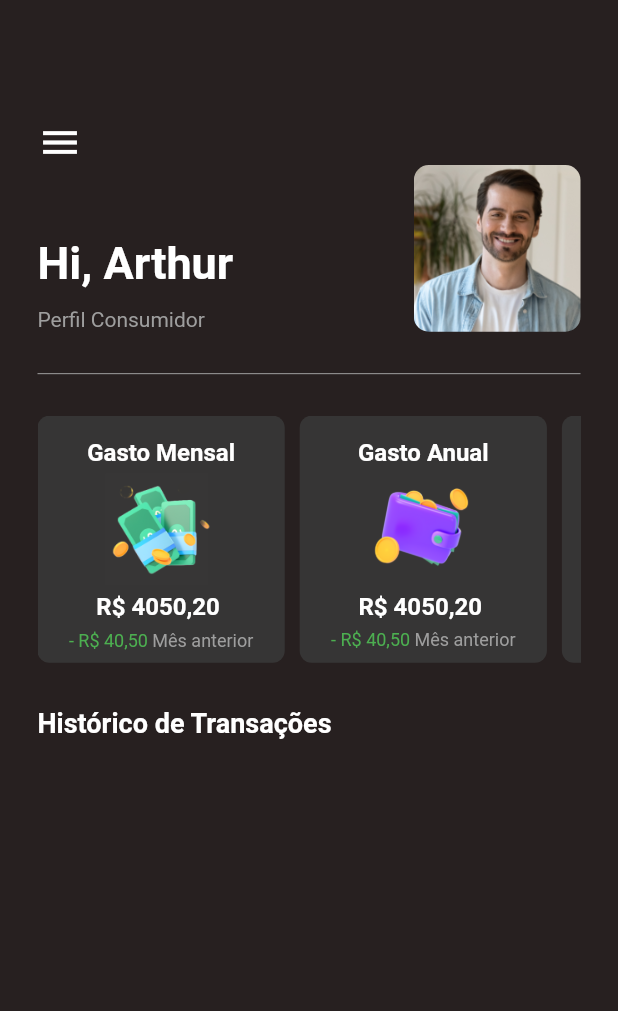
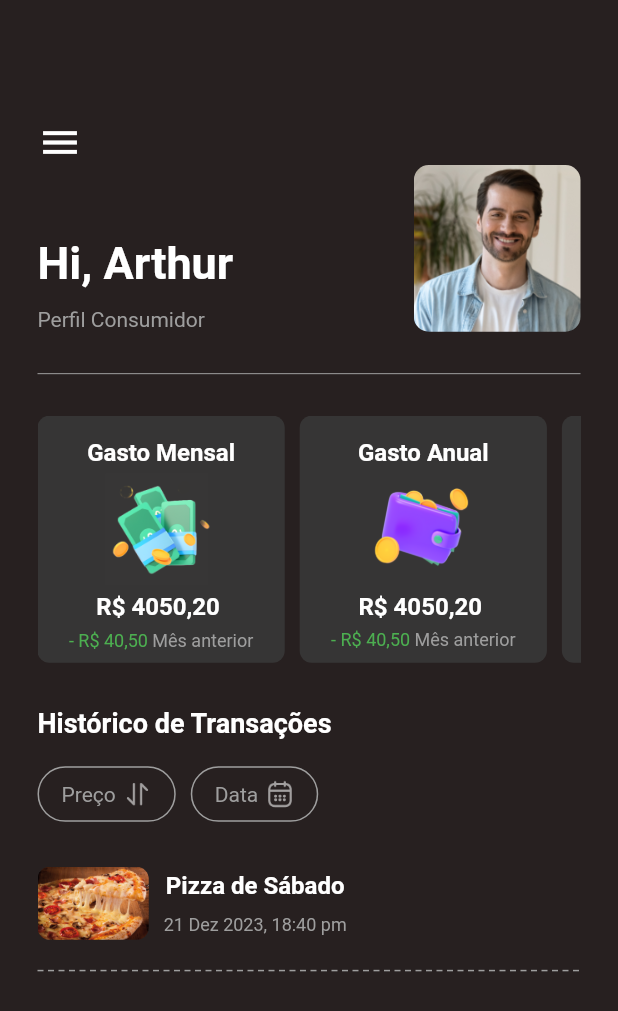
Before and after one commit to JonhMatheus/app-finance, a Flutter app: the HomePage screen opened directly, on a phone screen of 412 x 824 dp. Shown: the top 1011 px of the screen. Run offline on Flutter 3.47's test engine with Material 2 defaults, Android fonts, the phone set to English and light mode, and no system bars; drawn by our look-alikes of dotted_line; our stand-ins replace flutter_modular, webview_flutter.

Commit message:
filtros e historico

```diff
--- a/lib/modules/home/home_page.dart
+++ b/lib/modules/home/home_page.dart
@@ -1,4 +1,6 @@
+import 'package:app_finance/modules/home/widgets/itens_widget.dart';
 import 'package:app_finance/shared/themes.dart';
+import 'package:dotted_line/dotted_line.dart';
 import 'package:flutter/material.dart';
 
 class HomePage extends StatefulWidget {
@@ -161,12 +163,50 @@ class _HomePageState extends State<HomePage> {
               fontWeight: FontWeight.bold,
             )),
         const SizedBox(
+          height: 18,
+        ),
+        Row(
+          children: [
+            _buildFiltros('Preço', 'assets/icons/arrow.png'),
+            const SizedBox(width: 10),
+            _buildFiltros('Data', 'assets/icons/calendar.png'),
+          ],
+        ),
+        const ItensWidget(
+            titulo: 'Pizza de Sábado', data: '21 Dez 2023, 18:40 pm'),
+        const SizedBox(
           height: 20,
         ),
-        Row(
-          children: const [],
-        )
+        const DottedLine(
+          dashColor: Themes.corBrancoClaro,
+          dashGapLength: 3,
+          lineThickness: 1,
+        ),
       ],
     );
   }
+
+  Widget _buildFiltros(String titulo, String assetURL) {
+    return Container(
+      padding: const EdgeInsets.fromLTRB(15, 8, 15, 8),
+      decoration: BoxDecoration(
+        borderRadius: BorderRadius.circular(20),
+        border: Border.all(color: Themes.corBrancoClaro),
+      ),
+      child: Row(children: [
+        Text(
+          titulo,
+          style: const TextStyle(
+            color: Themes.corBrancoClaro,
+            fontSize: 14,
+          ),
+        ),
+        const SizedBox(width: 5),
+        Image.asset(
+          assetURL,
+          scale: 2,
+        )
+      ]),
+    );
+  }
 }
--- /dev/null
+++ b/lib/modules/home/widgets/itens_widget.dart
@@ -0,0 +1,52 @@
+import 'package:app_finance/shared/themes.dart';
+import 'package:flutter/material.dart';
+
+class ItensWidget extends StatelessWidget {
+  final String titulo;
+  final String data;
+  const ItensWidget({Key? key, required this.titulo, required this.data})
+      : super(key: key);
+
+  @override
+  Widget build(BuildContext context) {
+    return Padding(
+      padding: const EdgeInsets.only(top: 30),
+      child: Row(
+        children: [
+          ClipRRect(
+            borderRadius: BorderRadius.circular(8),
+            child: Image.asset(
+              'assets/images/pizza.png',
+              width: MediaQuery.of(context).size.width * 0.18,
+            ),
+          ),
+          const SizedBox(
+            width: 10,
+          ),
+          Column(
+            children: [
+              Text(
+                titulo,
+                style: const TextStyle(
+                  fontWeight: FontWeight.w700,
+                  color: Colors.white,
+                  fontSize: 16,
+                ),
+              ),
+              const SizedBox(
+                height: 10,
+              ),
+              Text(
+                data,
+                style: const TextStyle(
+                  color: Themes.corBrancoClaro,
+                  fontSize: 12,
+                ),
+              )
+            ],
+          ),
+        ],
+      ),
+    );
+  }
+}
--- a/pubspec.yaml
+++ b/pubspec.yaml
@@ -15,6 +15,7 @@ dependencies:
   one_context: ^2.1.0
   webview_flutter: ^4.0.2
   flutter_modular: ^5.0.3
+  dotted_line: ^3.1.0
 
 dev_dependencies:
   flutter_test:
@@ -30,7 +31,9 @@ flutter:
   - assets/icons/grana.png
   - assets/icons/wallet.png
   - assets/icons/perfil.png
-
+  - assets/icons/arrow.png
+  - assets/icons/calendar.png
+  - assets/images/pizza.png
 
 
   fonts:
```
Also changed, not shown: assets/icons/arrow.png (added), assets/icons/calendar.png (added), assets/images/pizza.png (added), pubspec.lock.
